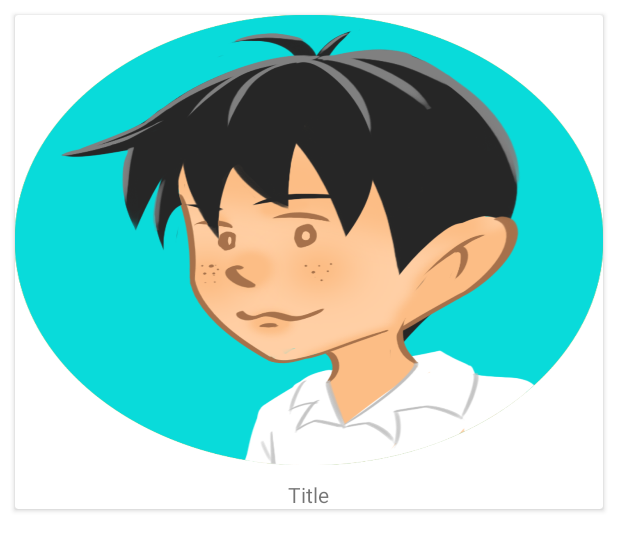
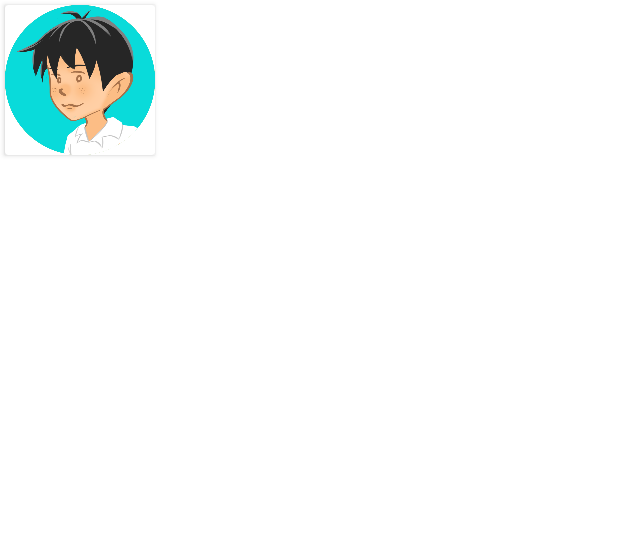
Before and after one commit to chillinsloth/tgstmn, an Android app: the layout single_view.xml on its own in the app's theme, with its tools: preview values and no code run, on a phone screen of 412 x 824 dp. Shown: the top 551 px of the screen. Run offline under Robolectric (Android 15) with nearby library versions, the phone set to English and light mode, and no system bars.

Commit message:
new portfoliomodel, fix upload, retrieve portfolio image

```diff
--- a/app/src/main/java/umn/ac/id/ydkw01/PortfolioAdapter.java
+++ b/app/src/main/java/umn/ac/id/ydkw01/PortfolioAdapter.java
@@ -52,7 +52,7 @@ public class PortfolioAdapter extends RecyclerView.Adapter<PortfolioAdapter.Imag
 
         public ImageViewHolder(@NonNull View itemView) {
             super(itemView);
-            titleport = itemView.findViewById(R.id.titleport);
+            titleport = itemView.findViewById(R.id.uploadername);
         }
     }
 
--- a/app/src/main/java/umn/ac/id/ydkw01/UploadMaterial.java
+++ b/app/src/main/java/umn/ac/id/ydkw01/UploadMaterial.java
@@ -92,7 +92,7 @@ public class UploadMaterial extends AppCompatActivity {
 //        String search = titlevid.getText().toString().toLowerCase();
         if (videoUri != null || !TextUtils.isEmpty(videoTitle)){
             loadingupvid.setVisibility(View.VISIBLE);
-            final StorageReference reference = storageReference.child("users/" + user.getUid() + "/" + System.currentTimeMillis() + "." + getExt(videoUri));
+            final StorageReference reference = storageReference.child("users/" + user.getUid() + "/" + "Materials" + System.currentTimeMillis() + "." + getExt(videoUri));
             uploadTask = reference.putFile(videoUri);
 
             Task<Uri> uriTask = uploadTask.continueWithTask(new Continuation<UploadTask.TaskSnapshot, Task<Uri>>() {
--- a/app/src/main/java/umn/ac/id/ydkw01/UploadPortfolio.java
+++ b/app/src/main/java/umn/ac/id/ydkw01/UploadPortfolio.java
@@ -93,8 +93,8 @@ public class UploadPortfolio extends AppCompatActivity {
         fstorage = FirebaseStorage.getInstance();
         user = fAuth.getCurrentUser();
         userID = user.getUid();
-        reference = fStore.collection("users/").document(userID);
-        docref = fStore.collection("portfolios/").document(userID);
+        reference = fStore.collection("users").document(userID);
+//        docref = fStore.collection("portfolios/").document(userID);
         dbref = FirebaseDatabase.getInstance().getReference(userID).child("portfolios");
 
 //        recyclerView = findViewById(R.id.recyclerview);
@@ -169,7 +169,7 @@ public class UploadPortfolio extends AppCompatActivity {
                     public void onComplete(@NonNull Task<Uri> task) {
                         if (task.isSuccessful()) {
                             Uri downloadUri = task.getResult();
-                            Log.i("seeThisUri", downloadUri.toString());// This is the one you should store
+
                             Map<String,Object> imageUrl = new HashMap<>();
                             imageUrl.put("PortfolioUrl", downloadUri.toString());
                             reference.set(imageUrl, SetOptions.merge());
--- a/app/src/main/res/layout/activity_portfolio.xml
+++ b/app/src/main/res/layout/activity_portfolio.xml
@@ -75,7 +75,8 @@
             android:verticalSpacing="2dp"
             android:numColumns="3"
             android:layout_above="@id/botnav"
-            android:layout_margin="2dp"/>
+            android:layout_marginTop="3dp"
+            android:layout_marginBottom="10dp"/>
 
         <ImageView
             android:id="@+id/btnpost"
--- a/app/src/main/res/layout/single_view.xml
+++ b/app/src/main/res/layout/single_view.xml
@@ -1,29 +1,28 @@
 <?xml version="1.0" encoding="utf-8"?>
 <androidx.cardview.widget.CardView xmlns:android="http://schemas.android.com/apk/res/android"
-    android:layout_width="match_parent"
+    android:layout_width="100dp"
     android:layout_height="wrap_content"
-    android:layout_margin="10dp"
+    android:layout_margin="3dp"
     android:padding="2dp"
     android:elevation="3dp">
 
     <RelativeLayout
         android:layout_width="match_parent"
-        android:layout_height="wrap_content">
+        android:layout_height="match_parent">
         <ImageView
             android:id="@+id/singleport"
-            android:layout_width="match_parent"
-            android:layout_height="300dp"
-            android:layout_centerHorizontal="true"
+            android:layout_width="100dp"
+            android:layout_height="100dp"
             android:scaleType="fitXY"
             android:src="@drawable/profilemaleimg" />
-        <TextView
-            android:id="@+id/titleport"
-            android:layout_width="wrap_content"
-            android:layout_height="wrap_content"
-            android:layout_marginTop="10dp"
-            android:text="@string/titleport"
-            android:layout_below="@+id/singleport"
-            android:layout_centerHorizontal="true"/>
+<!--        <TextView-->
+<!--            android:id="@+id/uploadername"-->
+<!--            android:layout_width="wrap_content"-->
+<!--            android:layout_height="wrap_content"-->
+<!--            android:layout_marginTop="2dp"-->
+<!--            android:text="@string/name"-->
+<!--            android:layout_below="@+id/singleport"-->
+<!--            android:layout_alignParentRight="true"/>-->
     </RelativeLayout>
 
 </androidx.cardview.widget.CardView>
```
Also changed, not shown: app/build.gradle (+5 -4 lines), app/src/main/java/umn/ac/id/ydkw01/MyAdapter.java (added, +54 -0 lines), app/src/main/java/umn/ac/id/ydkw01/PortfolioActivity.java (+83 -4 lines), app/src/main/java/umn/ac/id/ydkw01/PortfolioModel.java (added, +29 -0 lines).
